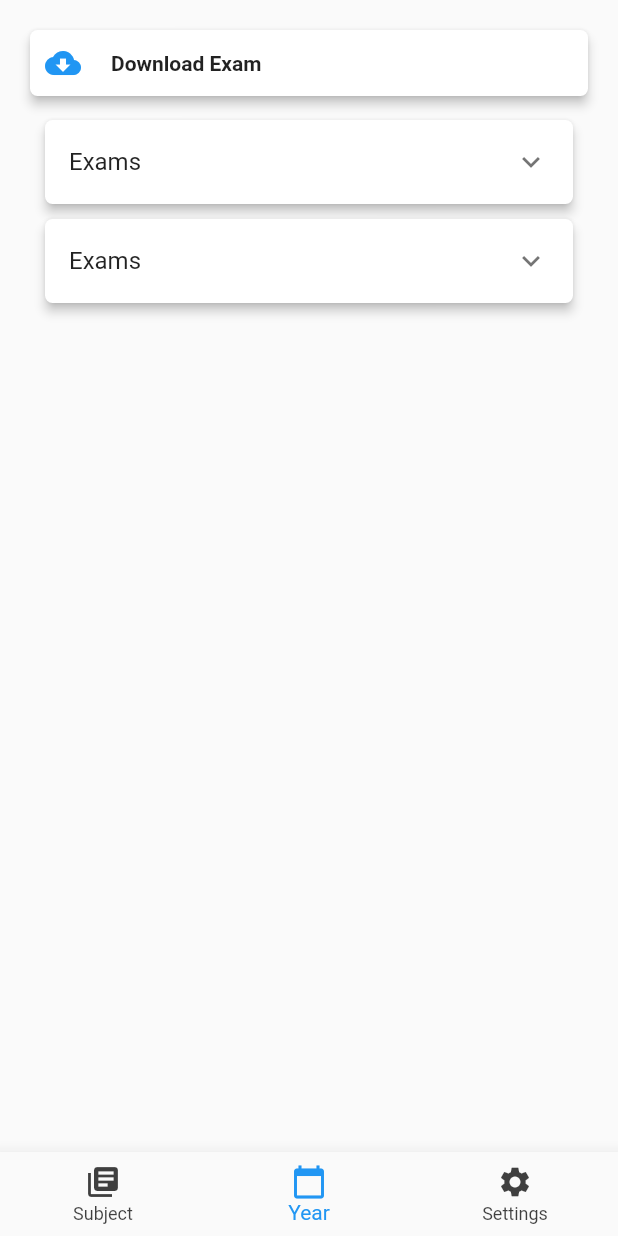
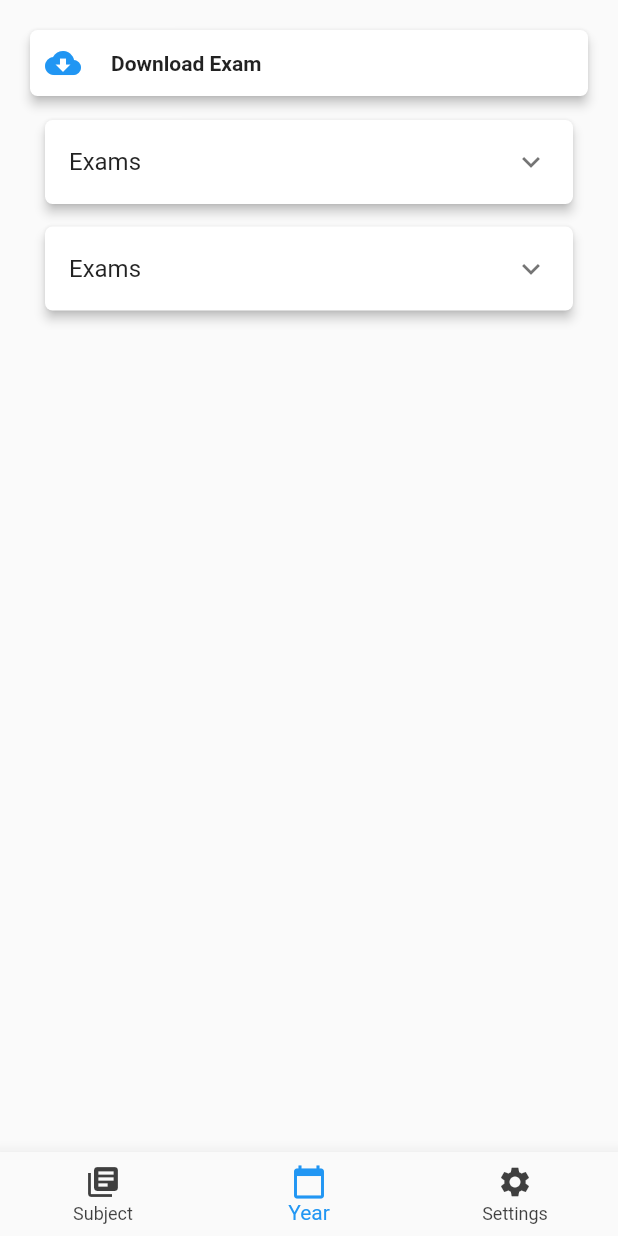
Before and after one commit to NabeelSeid/matriculation, a Flutter app: the screen it shows after launch, item 2 of the bottom bar chosen, on a phone screen of 412 x 824 dp. Run offline on Flutter 3.47's test engine with Material 2 defaults, Android fonts, the phone set to English and light mode, and no system bars.

Commit message:
factorized homePage to scrollableList

```diff
--- a/lib/main.dart
+++ b/lib/main.dart
@@ -12,8 +12,13 @@ class MyApp extends StatelessWidget {
     return MaterialApp(
       title: 'Flutter Demo',
       theme: ThemeData(
+        brightness: Brightness.light,
         primarySwatch: Colors.blue,
         visualDensity: VisualDensity.adaptivePlatformDensity,
+        appBarTheme: AppBarTheme(
+            color: ThemeData.light().canvasColor,
+            iconTheme: ThemeData.light().iconTheme,
+            textTheme: ThemeData.light().textTheme),
       ),
       initialRoute: Routes.Home,
       onGenerateRoute: generateRoute,
--- a/lib/router.dart
+++ b/lib/router.dart
@@ -1,6 +1,7 @@
 import 'package:flutter/material.dart';
 import 'package:matric/demo.dart';
 import 'package:matric/routes.dart';
+import 'package:matric/ui/views/download/download_view.dart';
 import 'package:matric/ui/views/home/home_view.dart';
 
 Route<dynamic> generateRoute(RouteSettings settings) {
@@ -13,8 +14,7 @@ Route<dynamic> generateRoute(RouteSettings settings) {
       return MaterialPageRoute(builder: (_) => HomeView());
       break;
     case Routes.Download:
-      //TODO download route
-      return null;
+      return MaterialPageRoute(builder: (_) => DownloadView());
     case Routes.Subject:
       //TODO subject route
       return null;
--- /dev/null
+++ b/lib/ui/shared/constants.dart
@@ -0,0 +1,3 @@
+class Constants {
+  static const String homeDownloadTrans = 'home-download-transition';
+}
--- a/lib/ui/shared/font_styles.dart
+++ b/lib/ui/shared/font_styles.dart
@@ -4,3 +4,5 @@ final title = TextStyle(fontWeight: FontWeight.bold, fontSize: 17.0);
 
 TextStyle overline(context) =>
     Theme.of(context).textTheme.overline.copyWith(fontSize: 11.0);
+
+TextStyle headline6(context) => Theme.of(context).textTheme.headline6;
--- a/lib/ui/views/home/home_page.dart
+++ /dev/null
@@ -1,25 +0,0 @@
-import 'package:flutter/material.dart';
-
-class HomePage extends StatelessWidget {
-  HomePage({Key key, this.children, this.paddingBottom: 10}) : super(key: key);
-
-  final List<Widget> children;
-  final double paddingBottom;
-
-  @override
-  Widget build(BuildContext context) {
-    return SingleChildScrollView(
-      child: Padding(
-        padding: EdgeInsets.fromLTRB(10, 60, 10, 0),
-        child: Column(
-          children: children
-              .map((e) => Padding(
-                    padding: EdgeInsets.only(bottom: paddingBottom),
-                    child: e,
-                  ))
-              .toList(),
-        ),
-      ),
-    );
-  }
-}
--- a/lib/ui/views/home/home_view.dart
+++ b/lib/ui/views/home/home_view.dart
@@ -1,5 +1,7 @@
 import 'package:flutter/material.dart';
+import 'package:matric/routes.dart';
 import 'package:matric/ui/shared/colors.dart';
+import 'package:matric/ui/shared/constants.dart';
 import 'package:matric/ui/views/home/download_button.dart';
 import 'package:matric/ui/views/home/setting_page.dart';
 import 'package:matric/ui/views/home/subject_page.dart';
@@ -31,8 +33,11 @@ class _HomeViewState extends State<HomeView> {
                   SettingPage(),
                 ],
               ),
-              DownloadBarButton(
-                onTab: () {},
+              Hero(
+                tag: Constants.homeDownloadTrans,
+                child: DownloadBarButton(
+                  onTab: () => Navigator.of(context).pushNamed(Routes.Download),
+                ),
               )
             ],
           ),
--- a/lib/ui/views/home/setting_page.dart
+++ b/lib/ui/views/home/setting_page.dart
@@ -1,5 +1,5 @@
 import 'package:flutter/material.dart';
-import 'package:matric/ui/views/home/home_page.dart';
+import 'package:matric/ui/widgets/scrollable_list.dart';
 
 class SettingPage extends StatelessWidget {
   const SettingPage({Key key}) : super(key: key);
@@ -7,7 +7,8 @@ class SettingPage extends StatelessWidget {
   @override
   Widget build(BuildContext context) {
     return HomePage(
-      paddingBottom: 15.0,
+      paddingTop: 60,
+      paddingInBetween: 15.0,
       children: [
         SwitchListTileWithIcon(
           value: false,
--- a/lib/ui/views/home/subject_page.dart
+++ b/lib/ui/views/home/subject_page.dart
@@ -1,5 +1,5 @@
 import 'package:flutter/material.dart';
-import 'package:matric/ui/views/home/home_page.dart';
+import 'package:matric/ui/widgets/scrollable_list.dart';
 import 'package:matric/ui/widgets/subject_button.dart';
 
 class SubjectPage extends StatelessWidget {
@@ -8,7 +8,8 @@ class SubjectPage extends StatelessWidget {
   @override
   Widget build(BuildContext context) {
     return HomePage(
-      paddingBottom: 15.0,
+      paddingTop: 60,
+      paddingInBetween: 15.0,
       children: [
         SubjectButton(subject: 'Physics'),
         SubjectButton(subject: 'Biology'),
--- a/lib/ui/views/home/year_page.dart
+++ b/lib/ui/views/home/year_page.dart
@@ -1,6 +1,6 @@
 import 'package:flutter/material.dart';
 import 'package:matric/ui/views/home/exam_expansion_tile.dart';
-import 'package:matric/ui/views/home/home_page.dart';
+import 'package:matric/ui/widgets/scrollable_list.dart';
 import 'package:matric/ui/widgets/subject_button.dart';
 
 class YearPage extends StatelessWidget {
@@ -9,7 +9,8 @@ class YearPage extends StatelessWidget {
   @override
   Widget build(BuildContext context) {
     return HomePage(
-      paddingBottom: 10.0,
+      paddingTop: 60,
+      paddingInBetween: 15.0,
       children: [
         ExamExpansionTile(
           title: Text('Exams'),
--- /dev/null
+++ b/lib/ui/widgets/scrollable_list.dart
@@ -0,0 +1,42 @@
+import 'package:flutter/material.dart';
+
+class HomePage extends StatelessWidget {
+  HomePage(
+      {Key key,
+      this.children,
+      this.paddingLeft: 10,
+      this.paddingTop: 10,
+      this.paddingRight: 10,
+      this.paddingBottom: 0,
+      this.paddingInBetween: 10})
+      : super(key: key);
+
+  final List<Widget> children;
+  final double paddingLeft;
+  final double paddingTop;
+  final double paddingRight;
+  final double paddingBottom;
+  final double paddingInBetween;
+
+  @override
+  Widget build(BuildContext context) {
+    return SingleChildScrollView(
+      child: Padding(
+        padding: EdgeInsets.fromLTRB(
+          paddingLeft,
+          paddingTop,
+          paddingRight,
+          paddingBottom,
+        ),
+        child: Column(
+          children: children
+              .map((e) => Padding(
+                    padding: EdgeInsets.only(bottom: paddingInBetween),
+                    child: e,
+                  ))
+              .toList(),
+        ),
+      ),
+    );
+  }
+}
```
Also changed, not shown: lib/ui/views/download/download_view.dart (added, +39 -0 lines).
